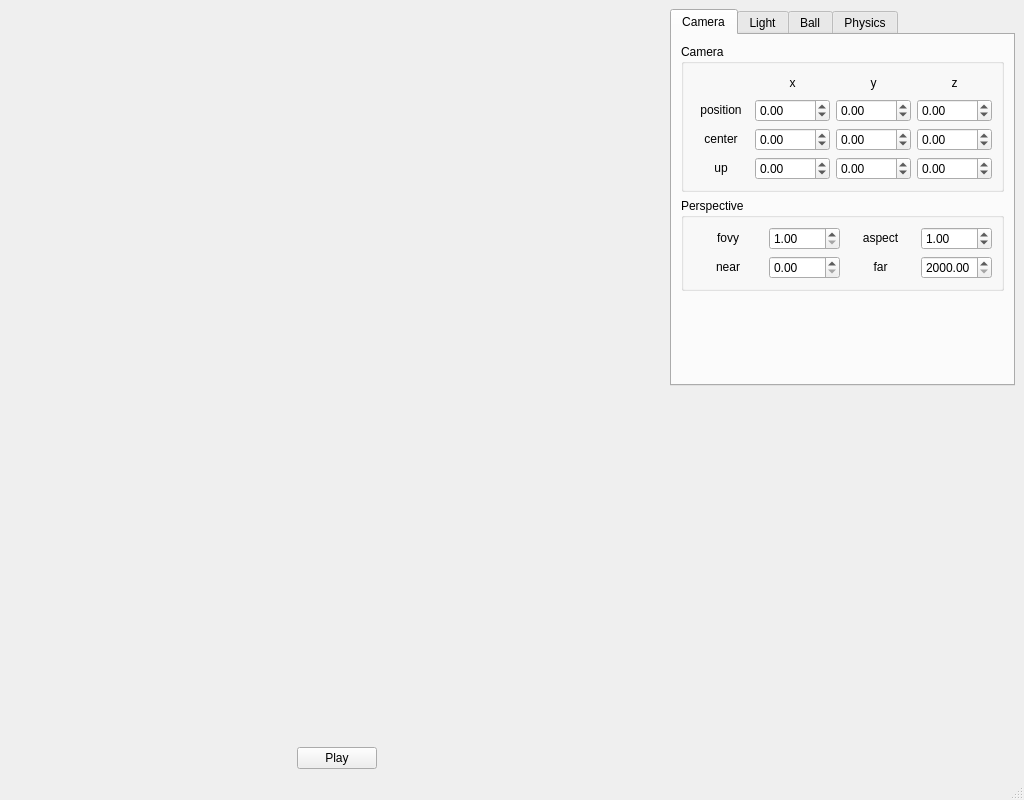
lastland/BasketballGym, file ui/MainWindow.ui: the form before one commit.
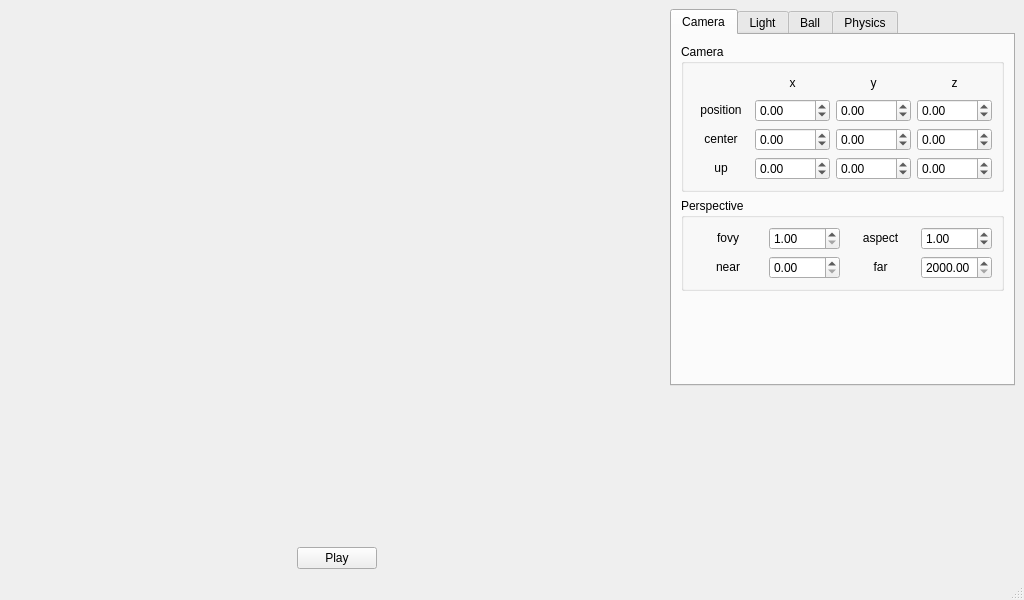
The form after the commit. The open tabs and pages were chosen to show the change.

```diff
--- a/ui/MainWindow.ui
+++ b/ui/MainWindow.ui
@@ -7,11 +7,11 @@
     <x>0</x>
     <y>0</y>
     <width>1024</width>
-    <height>800</height>
+    <height>600</height>
    </rect>
   </property>
   <property name="sizePolicy">
-   <sizepolicy hsizetype="Expanding" vsizetype="Expanding">
+   <sizepolicy hsizetype="Fixed" vsizetype="Fixed">
     <horstretch>0</horstretch>
     <verstretch>0</verstretch>
    </sizepolicy>
```
Left out of the diff: 11 changed lines with no effect on the pictures.
